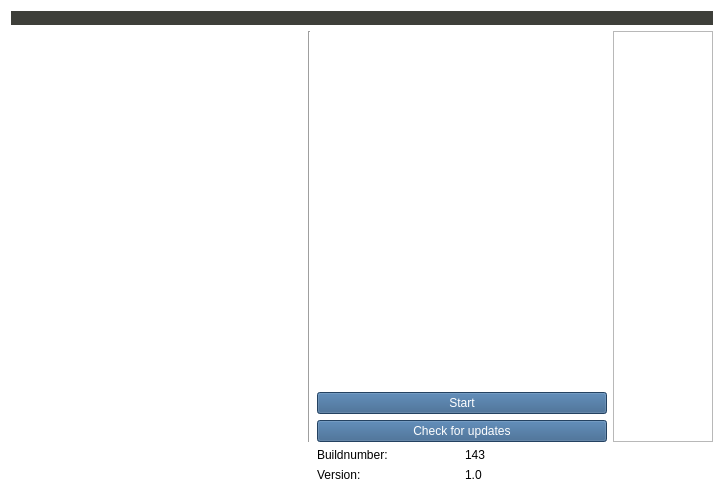
bernb/dojam, file loader/mainwindow.ui: the form before one commit.
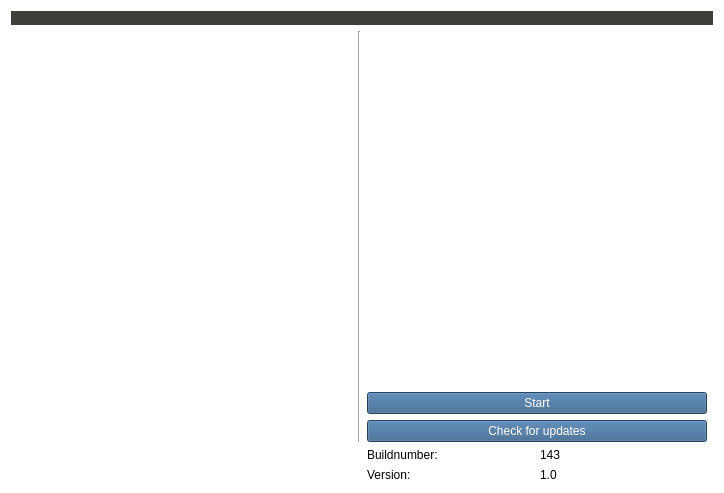
The form after the commit. Icons and pictures are not drawn.

Patch:
```diff
--- a/loader/mainwindow.ui
+++ b/loader/mainwindow.ui
@@ -273,32 +273,6 @@
      </property>
     </widget>
    </item>
-   <item row="1" column="3">
-    <widget class="QTextBrowser" name="changelog">
-     <property name="sizePolicy">
-      <sizepolicy hsizetype="Expanding" vsizetype="Expanding">
-       <horstretch>0</horstretch>
-       <verstretch>0</verstretch>
-      </sizepolicy>
-     </property>
-     <property name="sizeAdjustPolicy">
-      <enum>QAbstractScrollArea::AdjustToContents</enum>
-     </property>
-     <property name="lineWrapMode">
-      <enum>QTextEdit::WidgetWidth</enum>
-     </property>
-     <property name="html">
-      <string>&lt;!DOCTYPE HTML PUBLIC &quot;-//W3C//DTD HTML 4.0//EN&quot; &quot;http://www.w3.org/TR/REC-html40/strict.dtd&quot;&gt;
-&lt;html&gt;&lt;head&gt;&lt;meta name=&quot;qrichtext&quot; content=&quot;1&quot; /&gt;&lt;style type=&quot;text/css&quot;&gt;
-p, li { white-space: pre-wrap; }
-&lt;/style&gt;&lt;/head&gt;&lt;body style=&quot; font-family:'Sans Serif'; font-size:9pt; font-weight:400; font-style:normal;&quot;&gt;
-&lt;p style=&quot;-qt-paragraph-type:empty; margin-top:0px; margin-bottom:0px; margin-left:0px; margin-right:0px; -qt-block-indent:0; text-indent:0px;&quot;&gt;&lt;br /&gt;&lt;/p&gt;&lt;/body&gt;&lt;/html&gt;</string>
-     </property>
-     <property name="acceptRichText">
-      <bool>false</bool>
-     </property>
-    </widget>
-   </item>
   </layout>
  </widget>
  <resources>
```
Left out of the diff: 7 changed lines with no effect on the pictures.
